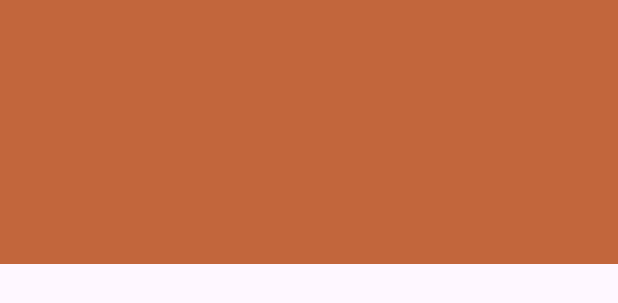
After one commit to vinsenprv/LAB_WEEK_04, an Android app: the layout nav_header_main.xml on its own in the app's theme, with its tools: preview values and no code run, on a phone screen of 412 x 824 dp. The commit adds this screen. Shown: the top 303 px of the screen. Run offline under Robolectric (Android 15) with nearby library versions, the phone set to English and light mode, and no system bars.

Commit message:
colors & nav

```diff
--- /dev/null
+++ b/app/src/main/res/layout/nav_header_main.xml
@@ -0,0 +1,15 @@
+<?xml version="1.0" encoding="utf-8"?>
+<LinearLayout
+    xmlns:android="http://schemas.android.com/apk/res/android"
+    xmlns:app="http://schemas.android.com/apk/res-auto"
+    android:layout_width="match_parent"
+    android:layout_height="176dp"
+    android:background="@color/light_brown"
+    android:gravity="bottom"
+    android:orientation="vertical"
+    android:paddingStart="16dp"
+    android:paddingTop="16dp"
+    android:paddingEnd="16dp"
+    android:paddingBottom="16dp"
+    android:theme="@style/ThemeOverlay.AppCompat.Dark">
+</LinearLayout>
--- a/app/src/main/res/values/colors.xml
+++ b/app/src/main/res/values/colors.xml
@@ -1,5 +1,7 @@
 <?xml version="1.0" encoding="utf-8"?>
 <resources>
     <color name="black">#FF000000</color>
+    <color name="gray">#939393</color>
     <color name="white">#FFFFFFFF</color>
+    <color name="light_brown">#C2663C</color>
 </resources>
```
